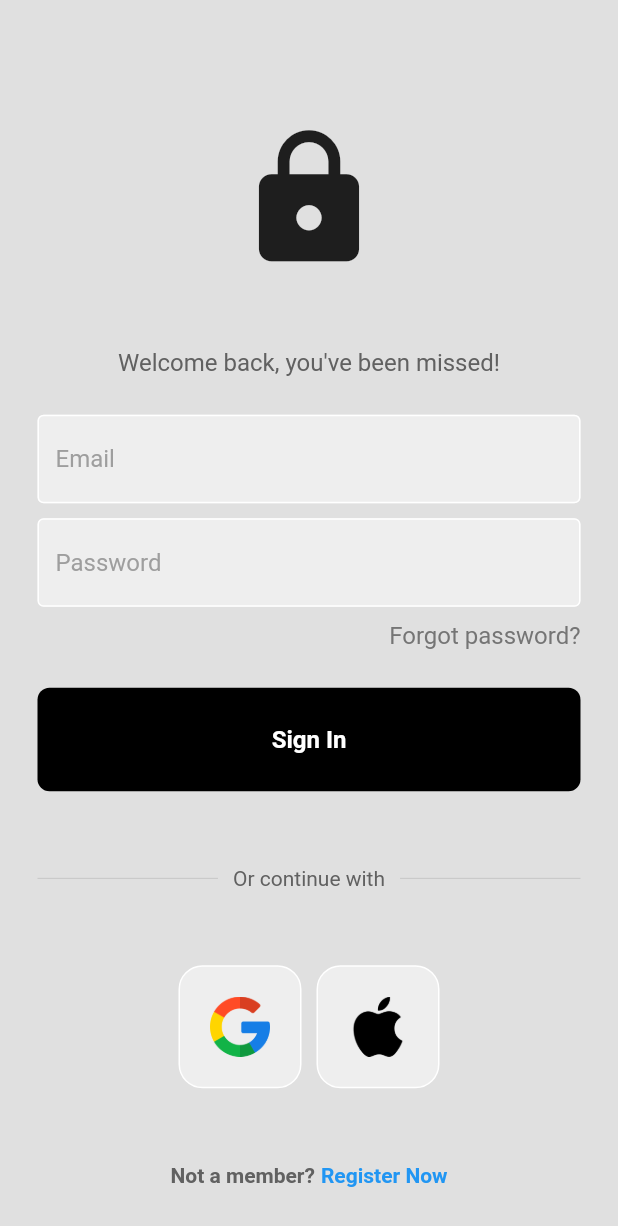
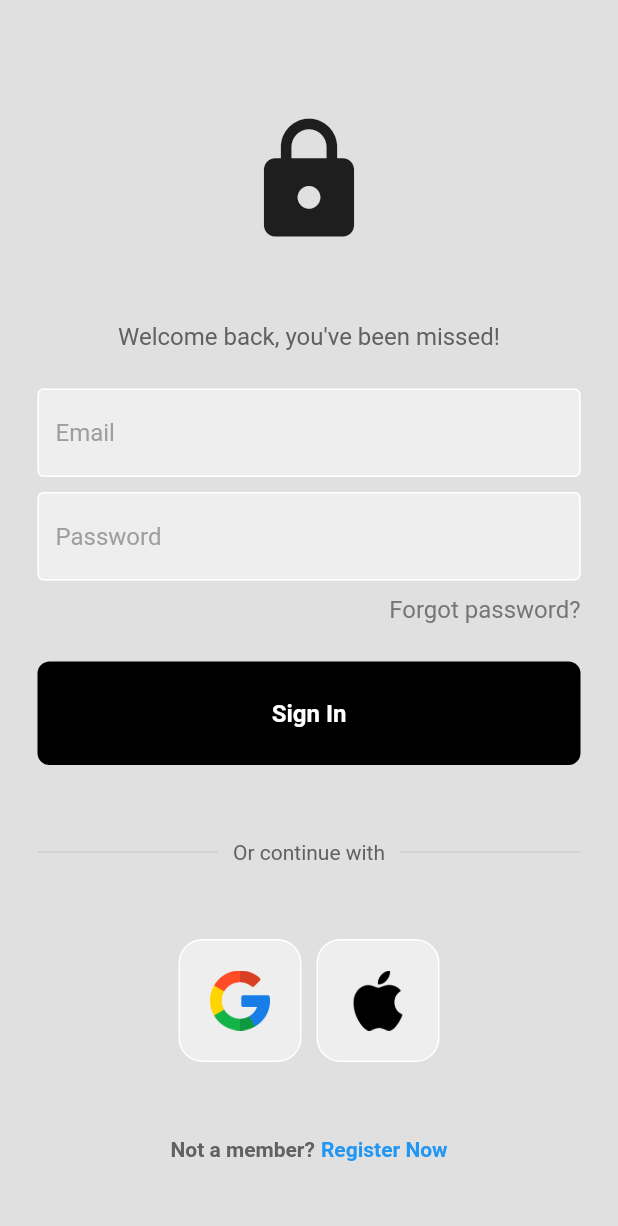
Before and after one commit to Sai-Gruheeth-N/flutter-auth-ui, a Flutter app: the screen it shows after launch, on a phone screen of 412 x 824 dp. Shown: the top 1226 px of the screen. Run offline on Flutter 3.47's test engine with Material 2 defaults, Android fonts, the phone set to English and light mode, and no system bars; our stand-ins replace firebase_auth, firebase_core, google_sign_in; accounts and stored records are empty.

Commit message:
Change logo size in login screen

```diff
--- a/lib/pages/login_page.dart
+++ b/lib/pages/login_page.dart
@@ -79,11 +79,11 @@ class _LoginPageState extends State<LoginPage> {
             child: Column(
               mainAxisAlignment: MainAxisAlignment.center,
               children: [
-                const SizedBox(height: 50),
+                const SizedBox(height: 25),
                 // logo
                 const Icon(
                   Icons.lock,
-                  size: 100,
+                  size: 90,
                 ),
                 const SizedBox(height: 50),
 
```
